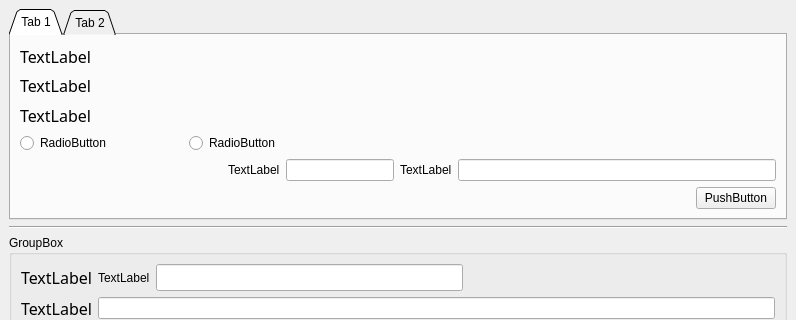
Before: the Qt Designer form pdf_merge/pdf_UI_2.ui in qianking/Tool, drawn with Qt 5; both pictures show x 0 to 796 and y 0 to 320 of the 796 by 578 pixel window.
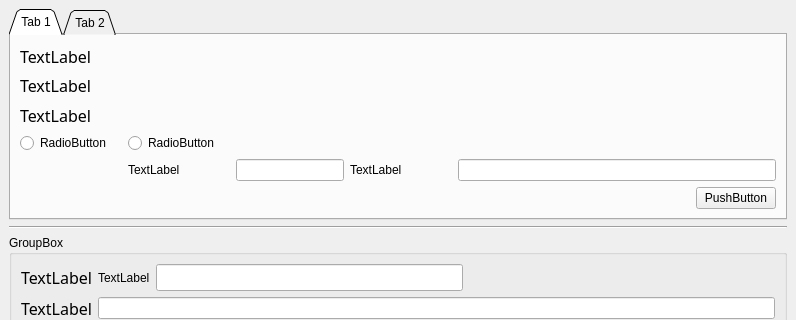
After: the same form once the commit is applied.

Patch:
```diff
--- a/pdf_merge/pdf_UI_2.ui
+++ b/pdf_merge/pdf_UI_2.ui
@@ -81,7 +81,7 @@
           </item>
           <item row="1" column="0" colspan="2">
            <layout class="QGridLayout" name="gridLayout_2">
-            <item row="2" column="4">
+            <item row="4" column="4">
              <widget class="QLabel" name="build_No">
               <property name="text">
                <string>TextLabel</string>
@@ -101,18 +101,12 @@
               </property>
              </spacer>
             </item>
-            <item row="0" column="3" colspan="2">
-             <spacer name="horizontalSpacer_9">
-              <property name="orientation">
-               <enum>Qt::Horizontal</enum>
+            <item row="4" column="1">
+             <widget class="QLabel" name="build_num">
+              <property name="text">
+               <string>TextLabel</string>
               </property>
-              <property name="sizeHint" stdset="0">
-               <size>
-                <width>40</width>
-                <height>20</height>
-               </size>
-              </property>
-             </spacer>
+             </widget>
             </item>
             <item row="0" column="0">
              <widget class="QRadioButton" name="single">
@@ -121,20 +115,10 @@
               </property>
              </widget>
             </item>
-            <item row="2" column="0">
-             <spacer name="horizontalSpacer_3">
-              <property name="orientation">
-               <enum>Qt::Horizontal</enum>
-              </property>
-              <property name="sizeHint" stdset="0">
-               <size>
-                <width>88</width>
-                <height>20</height>
-               </size>
-              </property>
-             </spacer>
+            <item row="4" column="5" colspan="2">
+             <widget class="QLineEdit" name="build_No_input"/>
             </item>
-            <item row="2" column="3">
+            <item row="4" column="2">
              <widget class="QLineEdit" name="build_num_input">
               <property name="sizePolicy">
                <sizepolicy hsizetype="Minimum" vsizetype="Fixed">
@@ -144,17 +128,7 @@
               </property>
              </widget>
             </item>
-            <item row="2" column="5" colspan="2">
-             <widget class="QLineEdit" name="build_No_input"/>
-            </item>
-            <item row="2" column="2">
-             <widget class="QLabel" name="build_num">
-              <property name="text">
-               <string>TextLabel</string>
-              </property>
-             </widget>
-            </item>
-            <item row="0" column="1" colspan="2">
+            <item row="0" column="1">
              <widget class="QRadioButton" name="muilti">
               <property name="text">
                <string>RadioButton</string>
```
